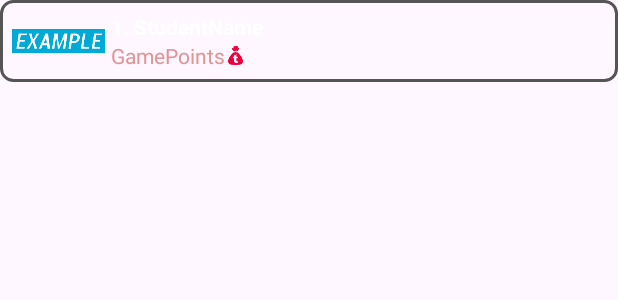
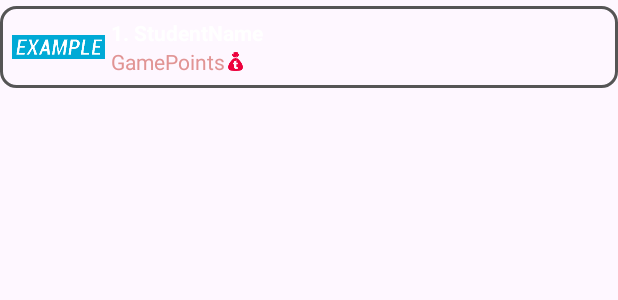
Before and after one commit to 0mnr0/JournalMini, an Android app: the layout leader_layout.xml on its own in the app's theme, with its tools: preview values and no code run, on a phone screen of 412 x 824 dp. Shown: the top 300 px of the screen. Run offline under Robolectric (Android 15) with nearby library versions, the phone set to English and light mode, and no system bars; Roboto replaces fonts that are not available here.

Commit message:
Small visual improvements in sections

```diff
--- a/app/src/main/res/drawable/shedule_border.xml
+++ b/app/src/main/res/drawable/shedule_border.xml
@@ -2,5 +2,5 @@
 <shape xmlns:android="http://schemas.android.com/apk/res/android">
     <solid android:color="#00FFFFFF" />
     <stroke android:width="2dp" android:color="#555555" />
-    <corners android:radius="8dp"/>
+    <corners android:radius="10dp"/>
 </shape>
--- a/app/src/main/res/layout/leader_layout.xml
+++ b/app/src/main/res/layout/leader_layout.xml
@@ -4,7 +4,7 @@
     xmlns:tools="http://schemas.android.com/tools"
     android:layout_width="match_parent"
     android:layout_height="wrap_content"
-    android:layout_marginBottom="4dp"
+    android:layout_marginTop="4dp"
     android:background="#00000000"
     android:foreground="@drawable/shedule_border"
     android:padding="8dp">
--- a/app/src/main/res/layout/shedulestart.xml
+++ b/app/src/main/res/layout/shedulestart.xml
@@ -4,7 +4,7 @@
     xmlns:tools="http://schemas.android.com/tools"
     android:layout_width="match_parent"
     android:layout_height="wrap_content"
-    android:layout_marginBottom="4dp"
+    android:layout_marginTop="4dp"
     android:background="#00000000"
     android:foreground="@drawable/shedule_border"
     android:padding="8dp">
```
